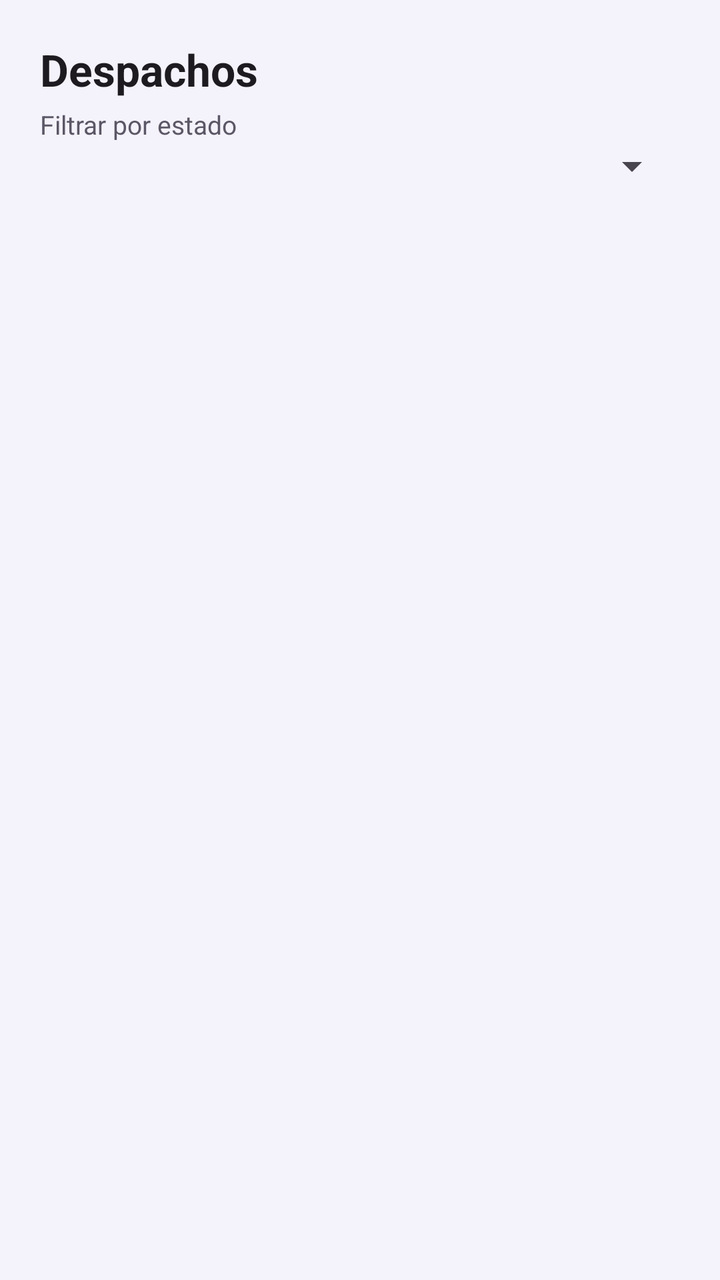
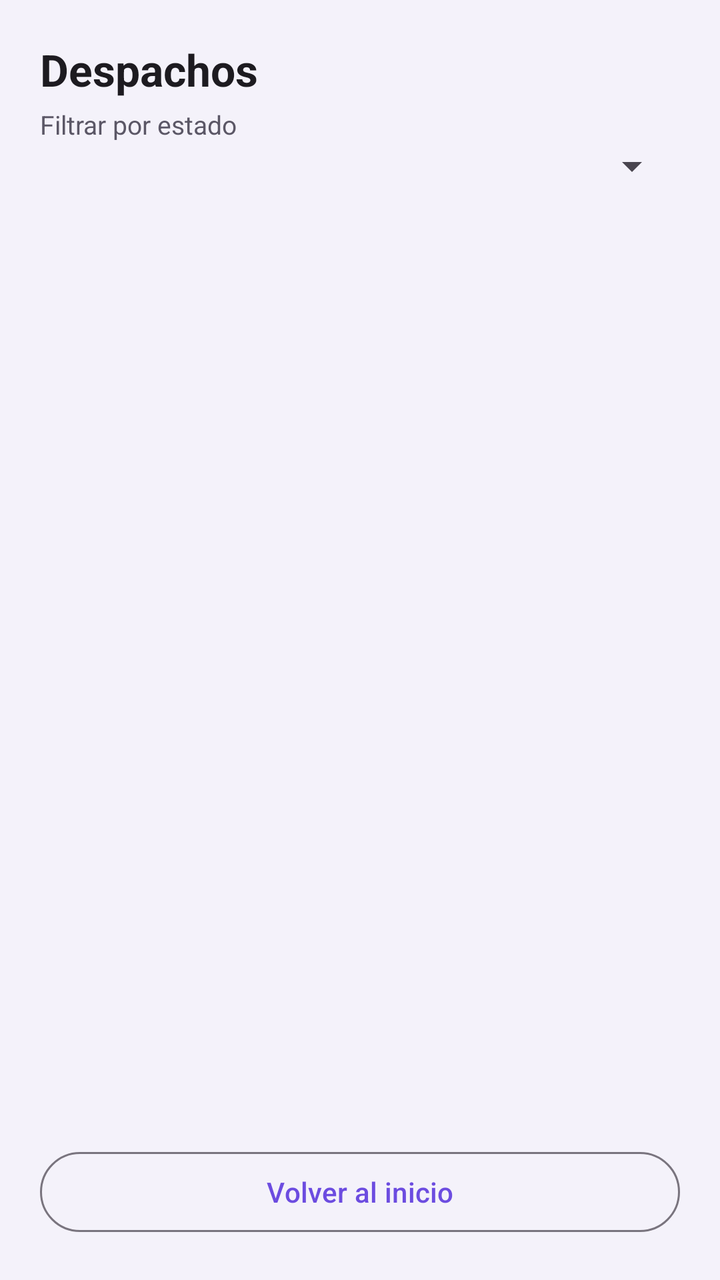

Compare the two renders of this Android layout. The source of the first and the diff that turns it into the second are given below.
<!-- AndroidManifest.xml: application theme Theme.Despachos -->
<!-- res/layout/activity_lista_despachos.xml -->
<?xml version="1.0" encoding="utf-8"?>
<LinearLayout xmlns:android="http://schemas.android.com/apk/res/android"
    android:layout_width="match_parent"
    android:layout_height="match_parent"
    android:orientation="vertical"
    android:padding="20dp">

    <TextView
        android:id="@+id/tvTitulo"
        android:layout_width="wrap_content"
        android:layout_height="wrap_content"
        android:text="Despachos"
        android:textColor="@color/texto_principal"
        android:textSize="22sp"
        android:textStyle="bold" />

    <TextView style="@style/TextoEtiqueta"
        android:layout_width="wrap_content"
        android:layout_height="wrap_content"
        android:layout_marginTop="4dp"
        android:text="Filtrar por estado" />

    <Spinner
        android:id="@+id/spFiltro"
        android:layout_width="match_parent"
        android:layout_height="wrap_content" />

    <androidx.recyclerview.widget.RecyclerView
        android:id="@+id/rvDespachos"
        android:layout_width="match_parent"
        android:layout_height="0dp"
        android:layout_marginTop="10dp"
        android:layout_weight="1" />

    <TextView
        android:id="@+id/tvVacio"
        android:layout_width="match_parent"
        android:layout_height="wrap_content"
        android:gravity="center"
        android:text="Sin despachos aún."
        android:textColor="@color/texto_secundario"
        android:visibility="gone"
        android:textSize="14sp" />

</LinearLayout>
<!-- resources referenced by this layout -->
<resources>
  <color name="texto_principal">#1D1B20</color>
  <color name="texto_secundario">#5B5766</color>
  <style name="TextoEtiqueta" parent="TextAppearance.AppCompat.Body1">
          <item name="android:textColor">@color/texto_secundario</item>
          <item name="android:textSize">13sp</item>
      </style>
  <style name="Theme.Despachos" parent="Theme.Material3.DayNight">
          <item name="colorPrimary">@color/primario</item>
          <item name="colorPrimaryDark">@color/primario_oscuro</item>
          <item name="android:statusBarColor">@color/primario_oscuro</item>
          <item name="android:colorBackground">@color/fondo</item>
      </style>
  <color name="primario">#6C4CE0</color>
  <color name="primario_oscuro">#3F2FA8</color>
  <color name="fondo">#F4F2FA</color>
</resources>

<!-- the commit's change to res/layout/activity_lista_despachos.xml (unified diff, before → after) -->
@@ -42,4 +42,12 @@
         android:visibility="gone"
         android:textSize="14sp" />
 
+    <Button
+        android:id="@+id/btnVolverInicio"
+        style="@style/Widget.Material3.Button.OutlinedButton"
+        android:layout_width="match_parent"
+        android:layout_height="wrap_content"
+        android:layout_marginTop="10dp"
+        android:text="Volver al inicio" />
+
 </LinearLayout>
